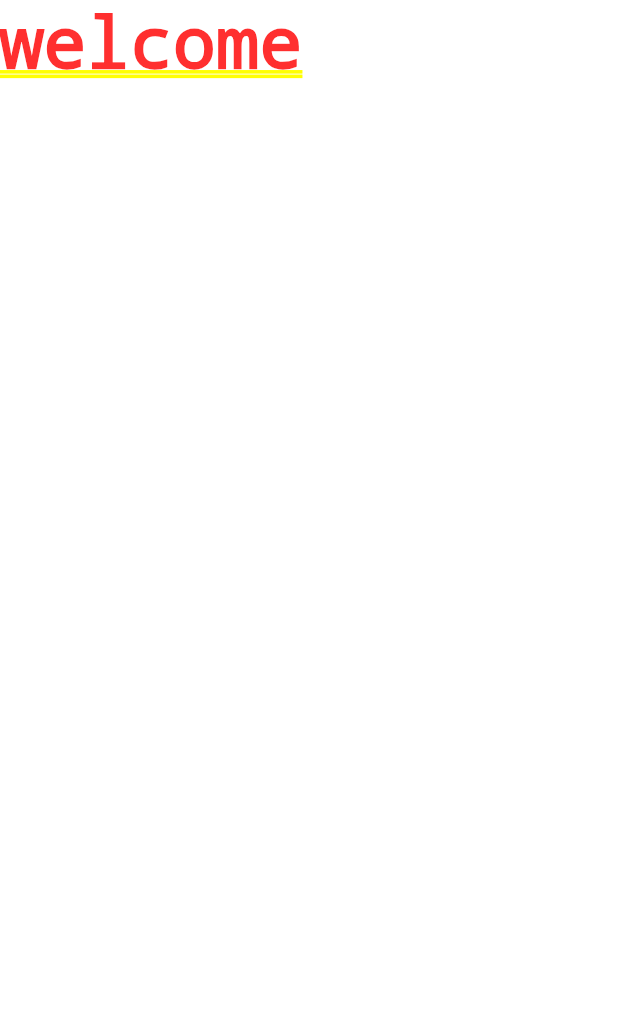
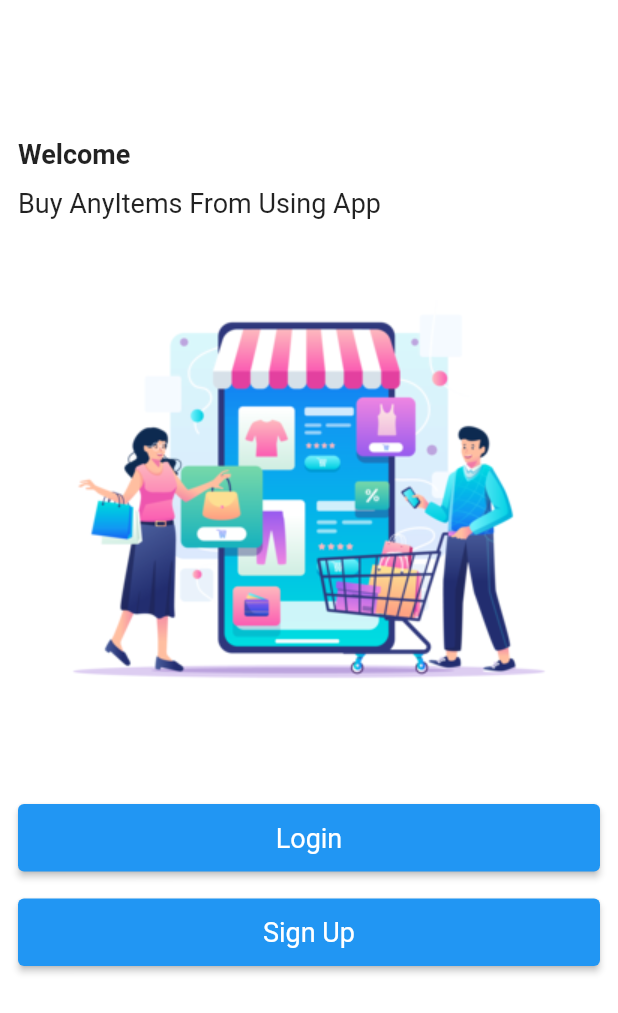
Before and after one commit to MADHAVAN5/Emart, a Flutter app: the screen it shows after launch, on a phone screen of 412 x 824 dp. Shown: the top 1013 px of the screen. Run offline on Flutter 3.47's test engine with Material 2 defaults, Android fonts, the phone set to English and light mode, and no system bars; our stand-ins replace fluttertoast.

Commit message:
welcome page | UI

```diff
--- /dev/null
+++ b/lib/auth_ui/welcome.dart
@@ -0,0 +1,69 @@
+import 'package:flutter/material.dart';
+import '../constants/asset_images.dart';
+// import '../constants/routes.dart';
+import '../widgets/primary_button/primary_button.dart';
+import '../widgets/top_titles/top_titles.dart';
+
+class Welcome extends StatelessWidget {
+  const Welcome({super.key});
+
+  @override
+  Widget build(BuildContext context) {
+    return Scaffold(
+      body: Padding(
+        padding: const EdgeInsets.all(12.0),
+        child: Column(
+          crossAxisAlignment: CrossAxisAlignment.start,
+          children: [
+            const TopTitles(
+                subtitle: "Buy AnyItems From Using App ", title: "Welcome"),
+            Center(
+              child: Image.asset(
+                AssetsImages.instance.welcomeImage,
+              ),
+            ),
+            // Row(
+            //   mainAxisAlignment: MainAxisAlignment.center,
+            //   children: [
+            //     CupertinoButton(
+            //       onPressed: () {},
+            //       padding: EdgeInsets.zero,
+            //       child: const Icon(
+            //         Icons.facebook,
+            //         size: 35,
+            //         color: Colors.blue,
+            //       ),
+            //     ),
+            //     const SizedBox(
+            //       width: 12.0,
+            //     ),
+            //     CupertinoButton(
+            //       onPressed: () {},
+            //       padding: EdgeInsets.zero,
+            //       child: Image.asset(
+            //         AssetsImages.instance.googleLogo,
+            //         scale: 30.0,
+            //       ),
+            //     ),
+            //   ],
+            // ),
+            const SizedBox(
+              height: 30.0,
+            ),
+            PrimaryButton(
+              title: "Login",
+              onPressed: () {},
+            ),
+            const SizedBox(
+              height: 18.0,
+            ),
+            PrimaryButton(
+              title: "Sign Up",
+              onPressed: () {},
+            ),
+          ],
+        ),
+      ),
+    );
+  }
+}
--- /dev/null
+++ b/lib/constants/asset_images.dart
@@ -0,0 +1,8 @@
+class AssetsImages {
+  static AssetsImages instance = AssetsImages();
+
+  static const String _imagesPath = "assets/images";
+
+  final String welcomeImage = "$_imagesPath/welcome.png";
+  final String googleLogo = "$_imagesPath/googlelogo.png";
+}
--- a/lib/main.dart
+++ b/lib/main.dart
@@ -1,3 +1,4 @@
+import 'package:emart/auth_ui/welcome.dart';
 import 'package:flutter/material.dart';
 
 import 'constants/theme.dart';
@@ -15,7 +16,16 @@ class MyApp extends StatelessWidget {
     return MaterialApp(
       title: 'Emart',
       theme: themeData,
-      home: const Text('welcome'),
+      home: const Welcome(),
+      //  home: StreamBuilder(
+      //     stream: FirebaseAuthHelper.instance.getAuthChange,
+      //     builder: (context, snapshot) {
+      //       if (snapshot.hasData) {
+      //         return const CustomBottomBar();
+      //       }
+      //       return const Welcome();
+      //     },
+      //   ),
     );
   }
 }
--- /dev/null
+++ b/lib/widgets/primary_button/primary_button.dart
@@ -0,0 +1,19 @@
+import 'package:flutter/material.dart';
+
+class PrimaryButton extends StatelessWidget {
+  final void Function()? onPressed;
+  final String title;
+  const PrimaryButton({super.key, this.onPressed, required this.title});
+
+  @override
+  Widget build(BuildContext context) {
+    return SizedBox(
+      height: 45,
+      width: double.infinity,
+      child: ElevatedButton(
+        onPressed: onPressed,
+        child: Text(title),
+      ),
+    );
+  }
+}
--- /dev/null
+++ b/lib/widgets/top_titles/top_titles.dart
@@ -0,0 +1,43 @@
+import 'package:flutter/material.dart';
+
+class TopTitles extends StatelessWidget {
+  final String title, subtitle;
+  const TopTitles({super.key, required this.subtitle, required this.title});
+
+  @override
+  Widget build(BuildContext context) {
+    return Column(
+      crossAxisAlignment: CrossAxisAlignment.start,
+      children: [
+        const SizedBox(
+          height: kToolbarHeight + 12,
+        ),
+        if (title == "Login" || title == "Create Account")
+          GestureDetector(
+              onTap: () {
+                Navigator.of(context).pop();
+              },
+              child: const Icon(Icons.arrow_back_ios)),
+        const SizedBox(
+          height: 12.0,
+        ),
+        Text(
+          title,
+          style: const TextStyle(
+            fontSize: 18.0,
+            fontWeight: FontWeight.bold,
+          ),
+        ),
+        const SizedBox(
+          height: 12,
+        ),
+        Text(
+          subtitle,
+          style: const TextStyle(
+            fontSize: 18.0,
+          ),
+        ),
+      ],
+    );
+  }
+}
--- a/pubspec.yaml
+++ b/pubspec.yaml
@@ -35,6 +35,7 @@ dependencies:
   # The following adds the Cupertino Icons font to your application.
   # Use with the CupertinoIcons class for iOS style icons.
   cupertino_icons: ^1.0.2
+  fluttertoast: ^8.2.2
 
 dev_dependencies:
   flutter_test:
@@ -59,8 +60,8 @@ flutter:
   uses-material-design: true
 
   # To add assets to your application, add an assets section, like this:
-  # assets:
-  #   - images/a_dot_burr.jpeg
+  assets:
+    - assets/images/
   #   - images/a_dot_ham.jpeg
 
   # An image asset can refer to one or more resolution-specific "variants", see
```
Also changed, not shown: lib/constants/constants.dart (added, +113 -0 lines), lib/constants/routes.dart (added, +17 -0 lines), assets/images/googlelogo.png (added), assets/images/logo.png (added), assets/images/welcome.png (added), lib/auth_ui/login.dart (added), lib/auth_ui/signup.dart (added), pubspec.lock.
